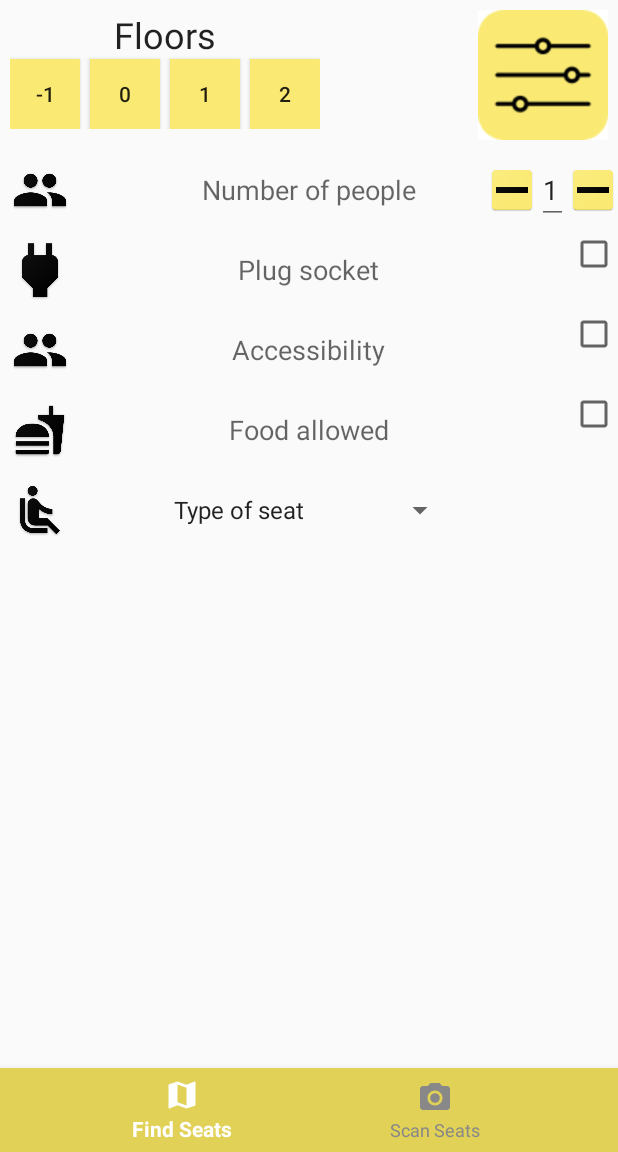
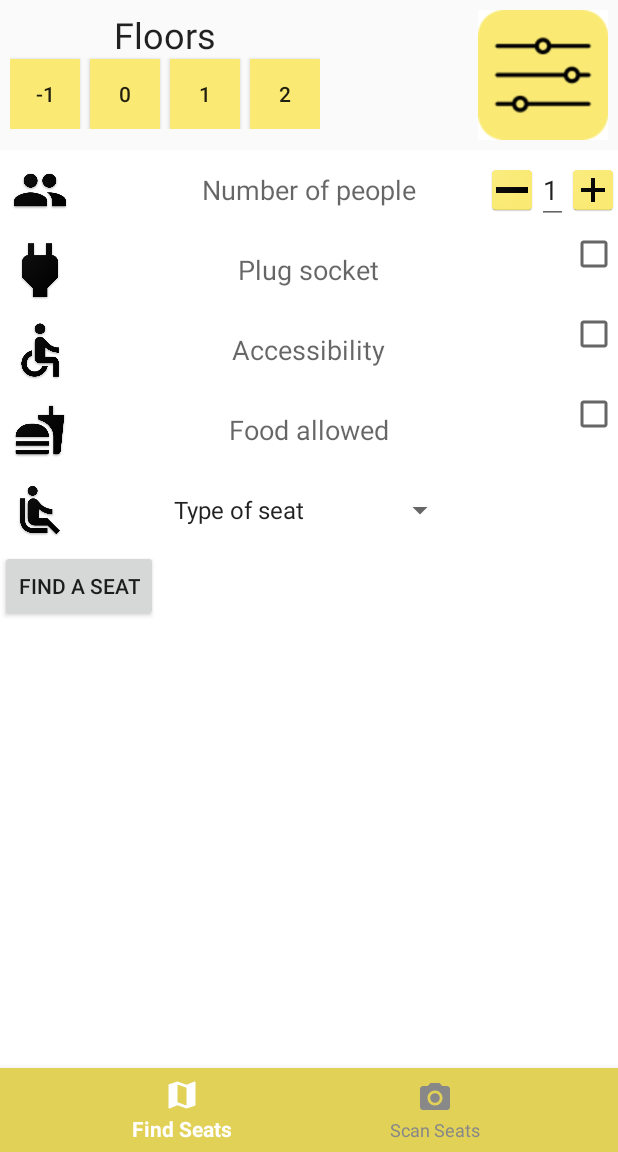
Before and after one commit to Annelab/SeatFinder, an Android app: the screen it shows after launch (MainActivity), after a tap on "filter button", on a phone screen of 412 x 824 dp, the part 84-1236 px from its top. Run offline under Robolectric (Android 15) with nearby library versions, the phone set to English and light mode, and no system bars.

Commit message:
Work on Filter in progress

```diff
--- a/app/src/main/java/com/example/loska/seatfinder/FilterFragment.java
+++ b/app/src/main/java/com/example/loska/seatfinder/FilterFragment.java
@@ -3,6 +3,8 @@ package com.example.loska.seatfinder;
 import android.content.Context;
 import android.net.Uri;
 import android.os.Bundle;
+import android.support.annotation.NonNull;
+import android.support.annotation.Nullable;
 import android.support.v4.app.Fragment;
 import android.view.LayoutInflater;
 import android.view.View;
@@ -12,12 +14,12 @@ import android.view.ViewGroup;
 /**
  * A simple {@link Fragment} subclass.
  * Activities that contain this fragment must implement the
- * {@link FilterFragment.OnFragmentInteractionListener} interface
+ * {@link FilterFragment.OnFilterListener} interface
  * to handle interaction events.
  * Use the {@link FilterFragment#newInstance} factory method to
  * create an instance of this fragment.
  */
-public class FilterFragment extends Fragment {
+public class FilterFragment extends Fragment implements View.OnClickListener {
     // TODO: Rename parameter arguments, choose names that match
     // the fragment initialization parameters, e.g. ARG_ITEM_NUMBER
     private static final String ARG_PARAM1 = "param1";
@@ -54,6 +56,12 @@ public class FilterFragment extends Fragment {
         return inflater.inflate(R.layout.fragment_filter, container, false);
     }
 
+    @Override
+    public void onViewCreated(@NonNull View view, @Nullable Bundle savedInstanceState) {
+        super.onViewCreated(view, savedInstanceState);
+        view.findViewById(R.id.submitBtn).setOnClickListener(this);
+    }
+
     // TODO: Rename method, update argument and hook method into UI event
     public void onButtonPressed(Uri uri) {
         if (mListener != null) {
@@ -64,18 +72,23 @@ public class FilterFragment extends Fragment {
     @Override
     public void onAttach(Context context) {
         super.onAttach(context);
-        /*if (context instanceof OnFilterListener) {
+        if (context instanceof OnFilterListener) {
             mListener = (OnFilterListener) context;
         } else {
             throw new RuntimeException(context.toString()
                     + " must implement OnFragmentInteractionListener");
-        }*/
+        }
     }
 
     @Override
     public void onDetach() {
         super.onDetach();
         mListener = null;
+    }
+
+    @Override
+    public void onClick(View v) {
+        mListener.onFilter();
     }
 
     /**
--- a/app/src/main/java/com/example/loska/seatfinder/MainActivity.java
+++ b/app/src/main/java/com/example/loska/seatfinder/MainActivity.java
@@ -22,7 +22,7 @@ import android.widget.Toast;
 import com.google.android.gms.maps.SupportMapFragment;
 import java.util.Calendar;
 
-public class MainActivity extends AppCompatActivity implements ScanFragment.SeatScanListener {
+public class MainActivity extends AppCompatActivity implements ScanFragment.SeatScanListener,FilterFragment.OnFilterListener {
 
     BottomNavigationView navbar;
 
@@ -121,4 +121,12 @@ public class MainActivity extends AppCompatActivity implements ScanFragment.Seat
     public void onInfo() {
         Toast.makeText(this, "info", Toast.LENGTH_LONG).show();
     }
+
+    @Override
+    public void onFilter() {
+        FragmentTransaction transaction = getSupportFragmentManager().beginTransaction();
+        MapFragment mapFragment = MapFragment.newInstance();
+        transaction.replace(R.id.fragment, mapFragment);
+        transaction.commit();
+    }
 }
--- a/app/src/main/java/com/example/loska/seatfinder/MapFragment.java
+++ b/app/src/main/java/com/example/loska/seatfinder/MapFragment.java
@@ -24,7 +24,7 @@ import com.google.android.gms.maps.SupportMapFragment;
  * Use the {@link MapFragment#newInstance} factory method to
  * create an instance of this fragment.
  */
-public class MapFragment extends Fragment implements View.OnClickListener {
+public class MapFragment extends Fragment implements View.OnClickListener{
     // TODO: Rename parameter arguments, choose names that match
     // the fragment initialization parameters, e.g. ARG_ITEM_NUMBER
     private static final String ARG_PARAM1 = "param1";
@@ -77,7 +77,7 @@ public class MapFragment extends Fragment implements View.OnClickListener {
 
         SupportMapFragment mMapFragment = new SupportMapFragment();
         mMapFragment.getMapAsync(mapHandler);
-        getChildFragmentManager().beginTransaction().add(R.id.mapWrapper, mMapFragment).commit();
+        getChildFragmentManager().beginTransaction().add(R.id.mapWrapper, mMapFragment).addToBackStack(null).commit();
         return v;
     }
 
@@ -142,7 +142,7 @@ public class MapFragment extends Fragment implements View.OnClickListener {
                 break;
             case R.id.filterButton:
                 FilterFragment filter = FilterFragment.newInstance();
-                getChildFragmentManager().beginTransaction().replace(R.id.mapWrapper, filter).commit();
+                getChildFragmentManager().beginTransaction().add(R.id.mapWrapper, filter).commit();
                 break;
         }
     }
@@ -161,8 +161,4 @@ public class MapFragment extends Fragment implements View.OnClickListener {
         // TODO: Update argument type and name
         void onFragmentInteraction(Uri uri);
     }
-
-    public void onFilter(){
-
-    }
 }
--- a/app/src/main/res/layout/fragment_filter.xml
+++ b/app/src/main/res/layout/fragment_filter.xml
@@ -4,6 +4,7 @@
     android:layout_width="match_parent"
     android:layout_height="match_parent"
     android:orientation="vertical"
+    android:background="@color/white"
     tools:context=".FilterFragment">
 
     <RelativeLayout
@@ -50,7 +51,7 @@
             android:layout_width="50px"
             android:layout_height="50px"
             android:padding = "0px"
-            android:src="@drawable/minus"
+            android:src="@drawable/add"
             android:layout_alignParentRight="true"
             android:layout_alignParentEnd="true"
             android:layout_centerVertical="true"
@@ -98,7 +99,7 @@
             android:layout_height="80px"
             android:layout_alignParentLeft="true"
             android:layout_alignParentStart="true"
-            android:src = "@drawable/people"/>
+            android:src = "@drawable/accessibility"/>
 
         <TextView
             android:layout_width="wrap_content"
@@ -168,4 +169,11 @@
 
 
     </RelativeLayout>
+
+
+    <Button
+        android:id="@+id/submitBtn"
+        android:layout_width="wrap_content"
+        android:layout_height="wrap_content"
+        android:text="Find a seat"/>
 </LinearLayout>
```
